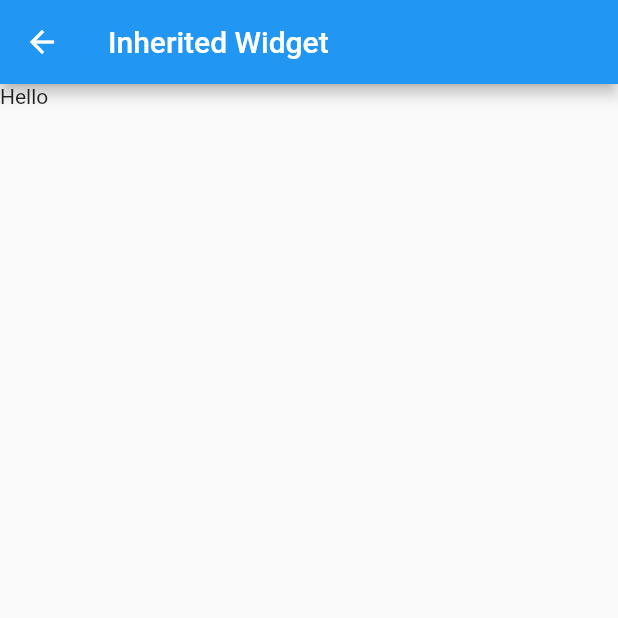
After one commit to Minhalatgit/Flutter-Practice, a Flutter app: the InheritedWidgetScreen screen opened directly, on a phone screen of 412 x 824 dp, the top half of it. The commit adds this screen. Run offline on Flutter 3.47's test engine with Material 2 defaults, Android fonts, the phone set to English and light mode, and no system bars.

Commit message:
Inherited widget

```diff
--- a/lib/home_screen.dart
+++ b/lib/home_screen.dart
@@ -1,4 +1,6 @@
 import 'package:flutter/material.dart';
+import 'package:flutter_practice/inherited_widgets/root_widget.dart';
+import 'package:flutter_practice/topics/inherited_widget_screen.dart';
 import 'package:flutter_practice/topics/row_column_screen.dart';
 import 'package:flutter_practice/topics/widget_lifecycle_screen.dart';
 
@@ -10,7 +12,11 @@ class HomeScreen extends StatefulWidget {
 }
 
 class _HomeScreenState extends State<HomeScreen> {
-  final List<String> _topics = ["Row & Column", "Widget Lifecycle"];
+  final List<String> _topics = [
+    "Row & Column",
+    "Widget Lifecycle",
+    "Inherited Widget",
+  ];
 
   @override
   Widget build(BuildContext context) {
@@ -49,6 +55,11 @@ class _HomeScreenState extends State<HomeScreen> {
           Navigator.push(context, MaterialPageRoute(builder: (context) => const WidgetLifeCycleScreen()));
           break;
         }
+      case 2:
+        {
+          Navigator.push(context, MaterialPageRoute(builder: (context) => const RootWidget()));
+          break;
+        }
     }
   }
 }
--- /dev/null
+++ b/lib/topics/inherited_widget_screen.dart
@@ -0,0 +1,24 @@
+import 'package:flutter/material.dart';
+
+class InheritedWidgetScreen extends StatefulWidget {
+  const InheritedWidgetScreen({Key? key}) : super(key: key);
+
+  @override
+  State<InheritedWidgetScreen> createState() => _InheritedWidgetScreenState();
+}
+
+class _InheritedWidgetScreenState extends State<InheritedWidgetScreen> {
+  @override
+  Widget build(BuildContext context) {
+    return Scaffold(
+      appBar: AppBar(
+        title: const Text("Inherited Widget"),
+      ),
+      body: Column(
+        children: const [
+          Text("Hello"),
+        ],
+      ),
+    );
+  }
+}
```
Also changed, not shown: lib/inherited_widgets/count_state.dart (added, +24 -0 lines), lib/inherited_widgets/inherited_widget_demo.dart (added, +64 -0 lines), lib/inherited_widgets/root_widget.dart (added, +38 -0 lines), pubspec.lock, 1 other file.
